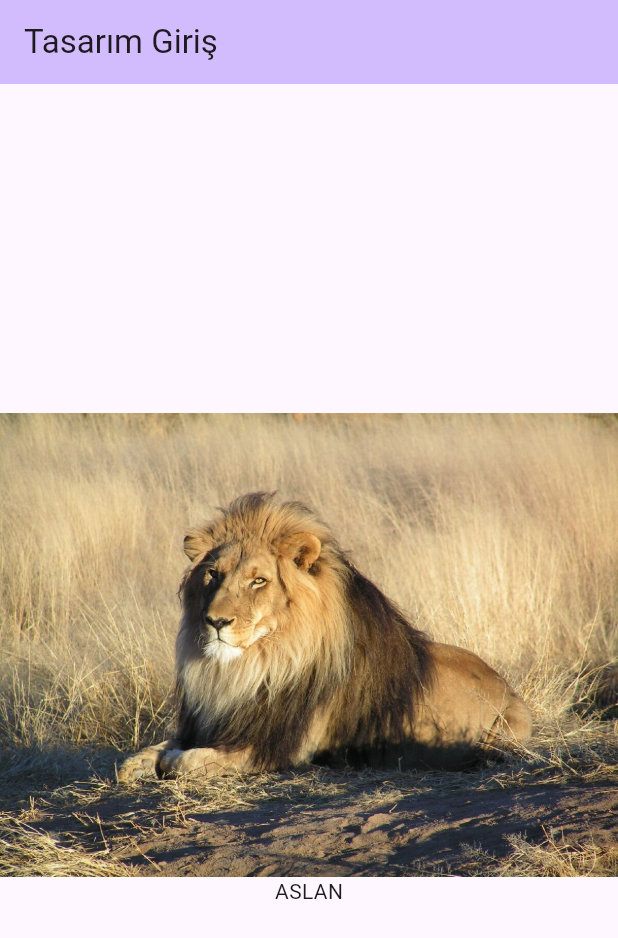
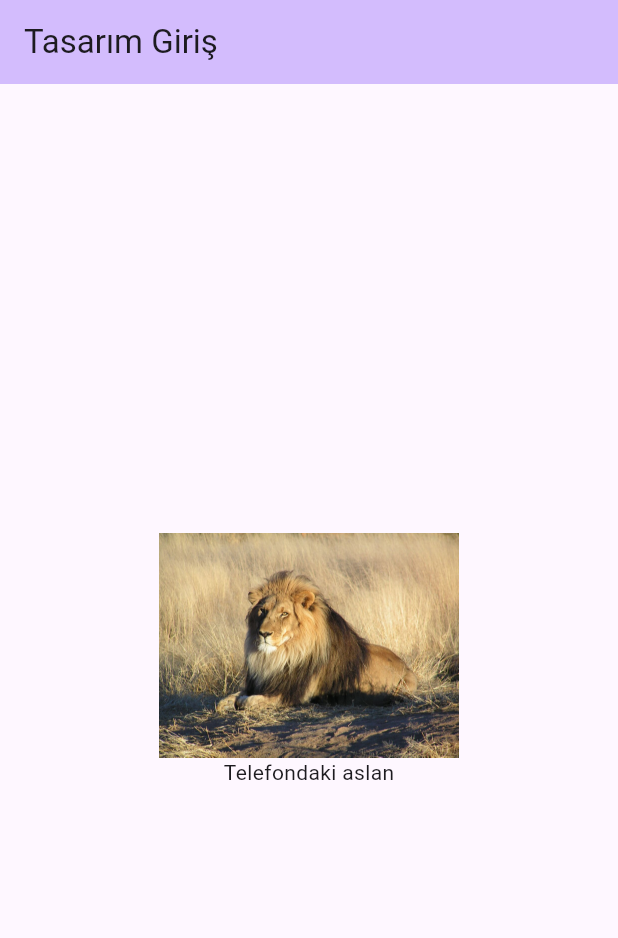
Before and after one commit to SERENGOKYILDIZ/FLUTTER_ANDROID_DESIGN, a Flutter app: the screen it shows after launch, on a phone screen of 412 x 824 dp. Shown: the top 938 px of the screen. Run offline on Flutter 3.47's test engine with Material 3 defaults, Android fonts, the phone set to English and light mode, and no system bars.

Commit message:
Learned methot first of support of the multiscreen design with LayoutBuilder

```diff
--- a/lib/main.dart
+++ b/lib/main.dart
@@ -37,17 +37,53 @@ class _MyHomePageState extends State<MyHomePage> {
         title: Text(widget.title),
       ),
       /**
+       * LayoutBuilder: Ekranlara özgü tasarım yapmamıza olanak sağlar
        * */
       body:
-        Center(
-          child: Column(
-            mainAxisAlignment: MainAxisAlignment.center,
-            children: [
-              Image.asset("resimler/aslan.jpg"),
-              Text("ASLAN")
-            ],
-          ),
-        )
+        LayoutBuilder(
+            builder: (BuildContext context, BoxConstraints constraints){
+              if(constraints.maxWidth < 600) /// Ekran genişliği 600'den küçük ise
+                {
+                  ///Telefon Tasarımı
+                  return TelefonTasarimi();
+                }
+              else
+                {
+                  ///Tablet Tasarımı
+                  return TabletTasarimi();
+                }
+            }
+        ),
       );
   }
 }
+
+class TabletTasarimi extends StatelessWidget{
+  @override
+  Widget build(BuildContext context) {
+    return Center(
+      child: Column(
+        mainAxisAlignment: MainAxisAlignment.center,
+        children: [
+          Image.asset("resimler/aslan.jpg", width: 300),
+          Text("Tabletteki aslan")
+        ],
+      ),
+    );
+  }
+}
+
+class TelefonTasarimi extends StatelessWidget{
+  @override
+  Widget build(BuildContext context) {
+    return Center(
+      child: Column(
+        mainAxisAlignment: MainAxisAlignment.center,
+        children: [
+          Image.asset("resimler/aslan.jpg", width: 200),
+          Text("Telefondaki aslan")
+        ],
+      ),
+    );
+  }
+}
```
